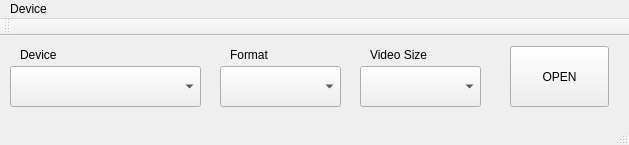
First picture: the form in mainwindow.ui, repository landy-zhou/QV4L2Cam, before the edit.
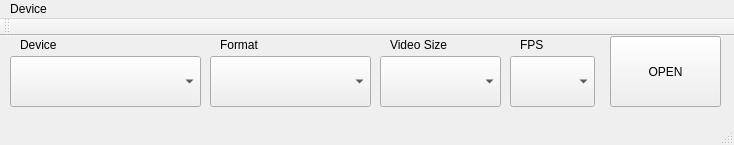
Second picture: the form after the edit.

What changed in the file:
```diff
--- a/mainwindow.ui
+++ b/mainwindow.ui
@@ -6,7 +6,7 @@
    <rect>
     <x>0</x>
     <y>0</y>
-    <width>629</width>
+    <width>734</width>
     <height>145</height>
    </rect>
   </property>
@@ -18,39 +18,39 @@
     <property name="geometry">
      <rect>
       <x>10</x>
-      <y>30</y>
+      <y>20</y>
       <width>191</width>
-      <height>41</height>
+      <height>51</height>
      </rect>
     </property>
    </widget>
    <widget class="QComboBox" name="comboBox_format">
     <property name="geometry">
      <rect>
-      <x>220</x>
-      <y>30</y>
-      <width>121</width>
-      <height>41</height>
+      <x>210</x>
+      <y>20</y>
+      <width>161</width>
+      <height>51</height>
      </rect>
     </property>
    </widget>
    <widget class="QComboBox" name="comboBox_size">
     <property name="geometry">
      <rect>
-      <x>360</x>
-      <y>30</y>
+      <x>380</x>
+      <y>20</y>
       <width>121</width>
-      <height>41</height>
+      <height>51</height>
      </rect>
     </property>
    </widget>
    <widget class="QPushButton" name="pushButton_open">
     <property name="geometry">
      <rect>
-      <x>510</x>
-      <y>10</y>
-      <width>99</width>
-      <height>61</height>
+      <x>610</x>
+      <y>0</y>
+      <width>111</width>
+      <height>71</height>
      </rect>
     </property>
     <property name="text">
@@ -61,7 +61,7 @@
     <property name="geometry">
      <rect>
       <x>20</x>
-      <y>10</y>
+      <y>0</y>
       <width>67</width>
       <height>17</height>
      </rect>
@@ -73,8 +73,8 @@
    <widget class="QLabel" name="labelFormat">
     <property name="geometry">
      <rect>
-      <x>230</x>
-      <y>10</y>
+      <x>220</x>
+      <y>0</y>
       <width>67</width>
       <height>17</height>
      </rect>
@@ -86,8 +86,8 @@
    <widget class="QLabel" name="labelVideoSize">
     <property name="geometry">
      <rect>
-      <x>370</x>
-      <y>10</y>
+      <x>390</x>
+      <y>0</y>
       <width>71</width>
       <height>17</height>
      </rect>
@@ -96,13 +96,36 @@
      <string>Video Size</string>
     </property>
    </widget>
+   <widget class="QComboBox" name="comboBox_fps">
+    <property name="geometry">
+     <rect>
+      <x>510</x>
+      <y>20</y>
+      <width>85</width>
+      <height>51</height>
+     </rect>
+    </property>
+   </widget>
+   <widget class="QLabel" name="label_fps">
+    <property name="geometry">
+     <rect>
+      <x>520</x>
+      <y>0</y>
+      <width>67</width>
+      <height>17</height>
+     </rect>
+    </property>
+    <property name="text">
+     <string>FPS</string>
+    </property>
+   </widget>
   </widget>
   <widget class="QMenuBar" name="menuBar">
    <property name="geometry">
     <rect>
      <x>0</x>
      <y>0</y>
-     <width>629</width>
+     <width>734</width>
      <height>25</height>
     </rect>
    </property>
```
